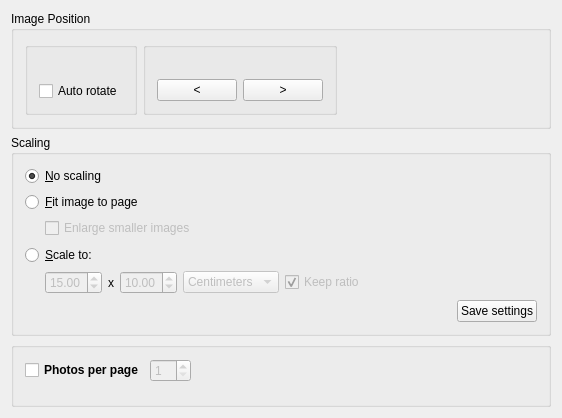
Before: the Qt Designer form printimages/printoptionspage.ui in KDE/kipi-plugins, drawn with Qt 5.
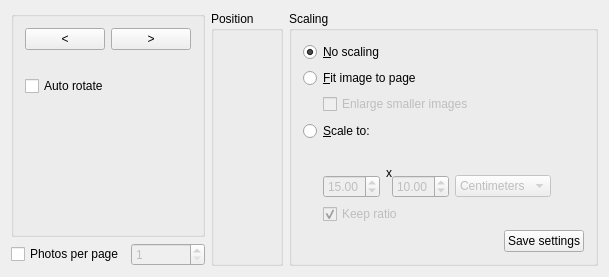
After: the same form once the commit is applied. Custom widgets are drawn as their Qt base class.

Diff of the .ui file:
```diff
--- a/printimages/printoptionspage.ui
+++ b/printimages/printoptionspage.ui
@@ -6,60 +6,39 @@
    <rect>
     <x>0</x>
     <y>0</y>
-    <width>562</width>
-    <height>418</height>
+    <width>609</width>
+    <height>277</height>
    </rect>
   </property>
   <property name="windowTitle">
    <string>Image Settings</string>
   </property>
-  <layout class="QVBoxLayout" name="verticalLayout_6">
-   <item>
-    <widget class="QGroupBox" name="mGroupImage">
-     <property name="title">
-      <string>Image Position</string>
-     </property>
-     <property name="flat">
-      <bool>true</bool>
-     </property>
      <layout class="QHBoxLayout" name="horizontalLayout">
       <item>
-       <widget class="QGroupBox" name="groupBox">
-        <property name="title">
-         <string/>
-        </property>
-        <property name="flat">
-         <bool>true</bool>
-        </property>
-        <layout class="QVBoxLayout" name="verticalLayout">
-         <item>
-          <widget class="QFrame" name="mPositionFrame">
-           <zorder>mGroupScaling</zorder>
-          </widget>
-         </item>
-         <item>
-          <widget class="QCheckBox" name="kcfg_PrintAutoRotate">
-           <property name="text">
-            <string>Auto rotate</string>
-           </property>
-          </widget>
-         </item>
-        </layout>
-       </widget>
-      </item>
-      <item>
-       <widget class="QGroupBox" name="groupBox_3">
-        <property name="title">
-         <string/>
-        </property>
-        <property name="alignment">
-         <set>Qt::AlignCenter</set>
-        </property>
-        <property name="flat">
-         <bool>true</bool>
-        </property>
-        <layout class="QVBoxLayout" name="verticalLayout_3">
-         <item>
+    <layout class="QGridLayout" name="gridLayout_3">
+     <item row="0" column="0" colspan="2">
+      <widget class="QGroupBox" name="groupBox_2">
+       <property name="sizePolicy">
+        <sizepolicy hsizetype="Preferred" vsizetype="Expanding">
+         <horstretch>0</horstretch>
+         <verstretch>0</verstretch>
+        </sizepolicy>
+       </property>
+       <layout class="QGridLayout" name="gridLayout">
+        <item row="4" column="0">
+         <spacer name="verticalSpacer">
+          <property name="orientation">
+           <enum>Qt::Vertical</enum>
+          </property>
+          <property name="sizeHint" stdset="0">
+           <size>
+            <width>20</width>
+            <height>25</height>
+           </size>
+          </property>
+         </spacer>
+        </item>
+        <item row="1" column="0">
           <widget class="QLabel" name="mPreview">
            <property name="text">
             <string/>
@@ -67,9 +46,12 @@
            <property name="scaledContents">
             <bool>false</bool>
            </property>
-          </widget>
-         </item>
-         <item>
+          <property name="alignment">
+           <set>Qt::AlignCenter</set>
+          </property>
+         </widget>
+        </item>
+        <item row="0" column="0">
           <layout class="QHBoxLayout" name="horizontalLayout_4">
            <item>
             <widget class="QPushButton" name="mLeftButton">
@@ -87,18 +69,56 @@
            </item>
           </layout>
          </item>
+        <item row="2" column="0">
+         <widget class="QCheckBox" name="kcfg_PrintAutoRotate">
+          <property name="text">
+           <string>Auto rotate</string>
+          </property>
+         </widget>
+        </item>
         </layout>
        </widget>
       </item>
+     <item row="1" column="0">
+      <widget class="QCheckBox" name="mGroupPxP">
+       <property name="enabled">
+        <bool>true</bool>
+       </property>
+       <property name="text">
+        <string>Photos per page</string>
+       </property>
+      </widget>
+     </item>
+     <item row="1" column="1">
+      <widget class="QSpinBox" name="mPhotoXPage">
+       <property name="enabled">
+        <bool>false</bool>
+       </property>
+       <property name="minimum">
+        <number>1</number>
+       </property>
+      </widget>
+     </item>
+    </layout>
+   </item>
       <item>
-       <spacer name="horizontalSpacer_3">
+    <widget class="QGroupBox" name="mGroupImage">
+     <property name="title">
+      <string>Position</string>
+     </property>
+     <layout class="QVBoxLayout" name="verticalLayout_2">
+      <item>
+       <widget class="QFrame" name="mPositionFrame"/>
+      </item>
+      <item>
+       <spacer name="verticalSpacer_2">
         <property name="orientation">
-         <enum>Qt::Horizontal</enum>
+         <enum>Qt::Vertical</enum>
         </property>
         <property name="sizeHint" stdset="0">
          <size>
-          <width>297</width>
-          <height>20</height>
+          <width>20</width>
+          <height>201</height>
          </size>
         </property>
        </spacer>
@@ -111,10 +131,7 @@
      <property name="title">
       <string>Scaling</string>
      </property>
-     <property name="flat">
-      <bool>true</bool>
-     </property>
-     <layout class="QVBoxLayout" name="verticalLayout_2">
+     <layout class="QVBoxLayout" name="verticalLayout">
       <item>
        <widget class="QRadioButton" name="mNoScale">
         <property name="text">
@@ -189,14 +206,8 @@
        </widget>
       </item>
       <item>
-       <layout class="QHBoxLayout">
-        <property name="spacing">
-         <number>6</number>
-        </property>
-        <property name="margin">
-         <number>0</number>
-        </property>
-        <item>
+       <layout class="QGridLayout" name="gridLayout_2">
+        <item row="0" column="0" rowspan="2">
          <spacer>
           <property name="orientation">
            <enum>Qt::Horizontal</enum>
@@ -212,17 +223,7 @@
           </property>
          </spacer>
         </item>
-        <item>
-         <widget class="QDoubleSpinBox" name="kcfg_PrintWidth">
-          <property name="enabled">
-           <bool>false</bool>
-          </property>
-          <property name="value">
-           <double>15.000000000000000</double>
-          </property>
-         </widget>
-        </item>
-        <item>
+        <item row="0" column="2" rowspan="2" colspan="2">
          <widget class="QLabel" name="textLabel2">
           <property name="text">
            <string comment="Dimension separator, as in: '15 x 10 centimeters'">x</string>
@@ -232,7 +233,30 @@
           </property>
          </widget>
         </item>
-        <item>
+        <item row="0" column="5" rowspan="2">
+         <spacer name="horizontalSpacer">
+          <property name="orientation">
+           <enum>Qt::Horizontal</enum>
+          </property>
+          <property name="sizeHint" stdset="0">
+           <size>
+            <width>40</width>
+            <height>20</height>
+           </size>
+          </property>
+         </spacer>
+        </item>
+        <item row="1" column="1">
+         <widget class="QDoubleSpinBox" name="kcfg_PrintWidth">
+          <property name="enabled">
+           <bool>false</bool>
+          </property>
+          <property name="value">
+           <double>15.000000000000000</double>
+          </property>
+         </widget>
+        </item>
+        <item row="1" column="3">
          <widget class="QDoubleSpinBox" name="kcfg_PrintHeight">
           <property name="enabled">
            <bool>false</bool>
@@ -242,7 +266,7 @@
           </property>
          </widget>
         </item>
-        <item>
+        <item row="1" column="4">
          <widget class="KComboBox" name="kcfg_PrintUnit">
           <property name="enabled">
            <bool>false</bool>
@@ -267,6 +291,8 @@
           </item>
          </widget>
         </item>
+        <item row="2" column="1" colspan="5">
+         <layout class="QHBoxLayout" name="horizontalLayout_2">
         <item>
          <widget class="QCheckBox" name="kcfg_PrintKeepRatio">
           <property name="enabled">
@@ -298,6 +324,8 @@
         </item>
        </layout>
       </item>
+       </layout>
+      </item>
       <item>
        <layout class="QHBoxLayout" name="horizontalLayout_5">
         <item>
@@ -325,74 +353,6 @@
      </layout>
     </widget>
    </item>
-   <item>
-    <widget class="QGroupBox" name="groupBox_2">
-     <property name="title">
-      <string/>
-     </property>
-     <property name="flat">
-      <bool>true</bool>
-     </property>
-     <layout class="QGridLayout" name="gridLayout">
-      <item row="0" column="0">
-       <layout class="QHBoxLayout" name="horizontalLayout_2">
-        <item>
-         <widget class="QCheckBox" name="mGroupPxP">
-          <property name="enabled">
-           <bool>true</bool>
-          </property>
-          <property name="font">
-           <font>
-            <weight>75</weight>
-            <bold>true</bold>
-           </font>
-          </property>
-          <property name="text">
-           <string>Photos per page</string>
-          </property>
-         </widget>
-        </item>
-        <item>
-         <widget class="QSpinBox" name="mPhotoXPage">
-          <property name="enabled">
-           <bool>false</bool>
-          </property>
-          <property name="minimum">
-           <number>1</number>
-          </property>
-         </widget>
-        </item>
-        <item>
-         <spacer name="horizontalSpacer">
-          <property name="orientation">
-           <enum>Qt::Horizontal</enum>
-          </property>
-          <property name="sizeHint" stdset="0">
-           <size>
-            <width>40</width>
-            <height>20</height>
-           </size>
-          </property>
-         </spacer>
-        </item>
-       </layout>
-      </item>
-      <item row="1" column="0">
-       <spacer name="verticalSpacer">
-        <property name="orientation">
-         <enum>Qt::Vertical</enum>
-        </property>
-        <property name="sizeHint" stdset="0">
-         <size>
-          <width>20</width>
-          <height>25</height>
-         </size>
-        </property>
-       </spacer>
-      </item>
-     </layout>
-    </widget>
-   </item>
   </layout>
  </widget>
  <layoutdefault spacing="6" margin="11"/>
```
Lines whose indentation alone changed are shown as unchanged.
